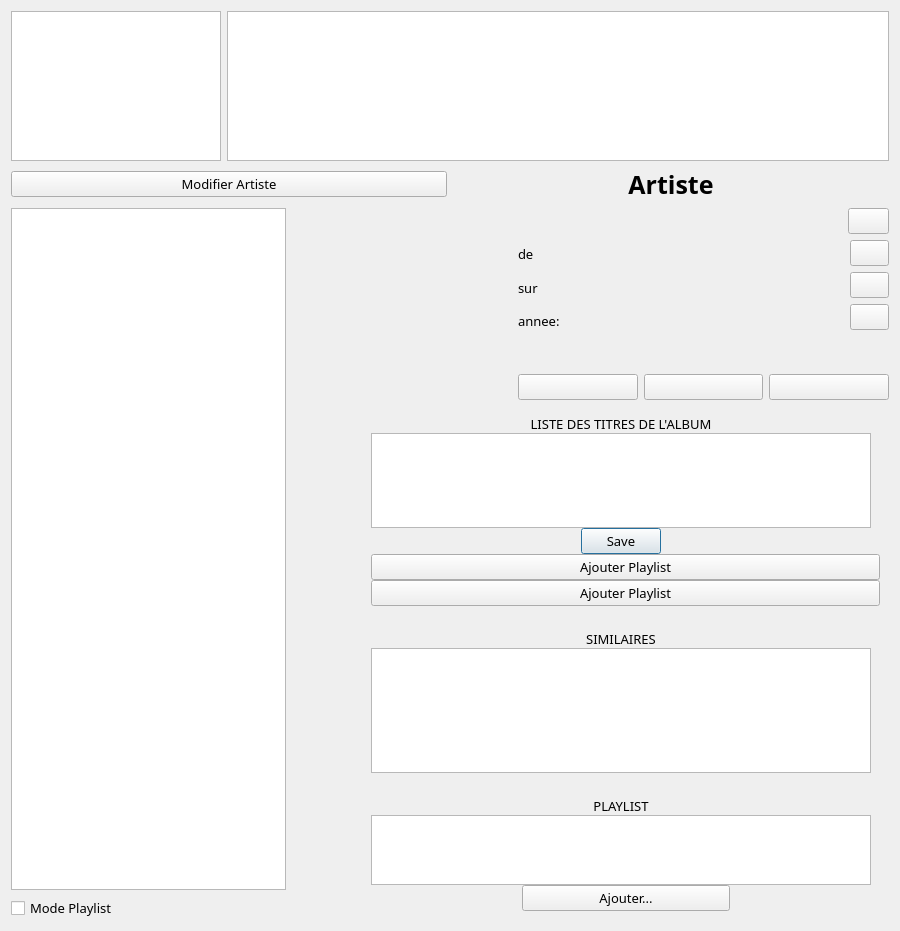
First picture: the form in projet-musique/core/ongletmp3.ui, repository toopoormaghell/projet-musique, before the edit.
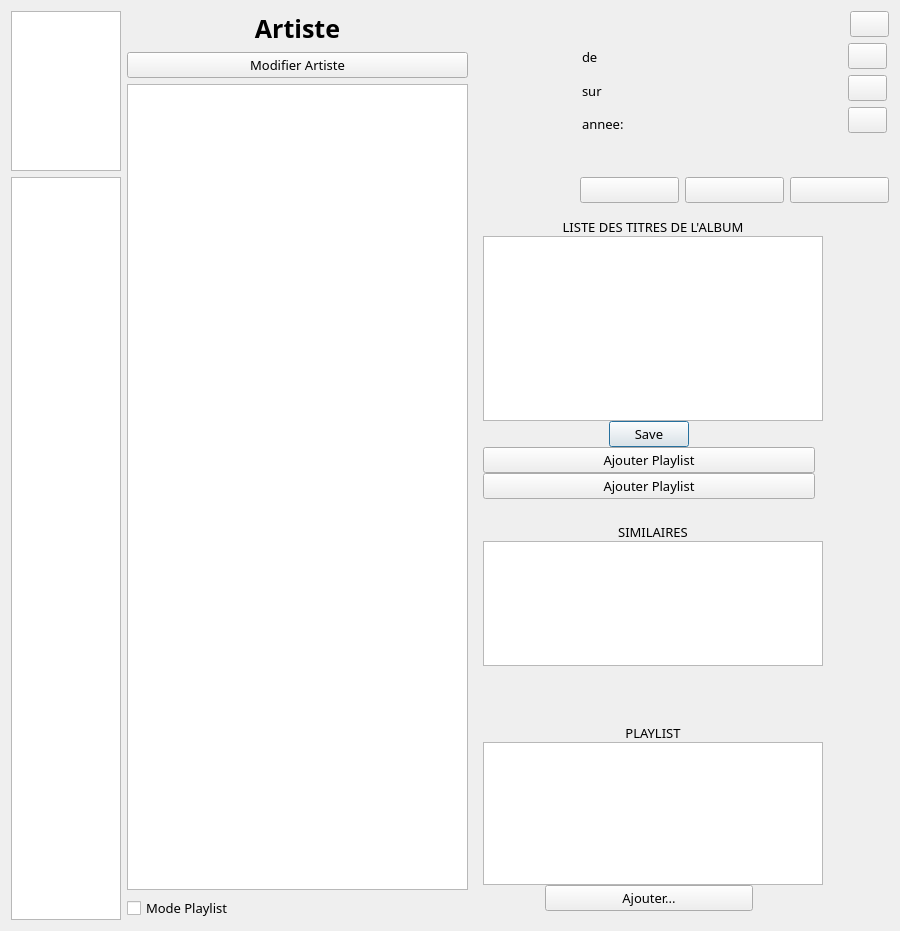
Second picture: the form after the edit. Icons and pictures are not drawn.

Commit message: Changement de design de l'onglet MP3.

```diff
--- a/projet-musique/core/ongletmp3.ui
+++ b/projet-musique/core/ongletmp3.ui
@@ -28,27 +28,30 @@
   <property name="styleSheet">
    <string notr="true"/>
   </property>
-  <layout class="QVBoxLayout" name="verticalLayout_10">
+  <layout class="QHBoxLayout" name="horizontalLayout_9">
    <item>
-    <layout class="QHBoxLayout" name="horizontalLayout">
-     <item alignment="Qt::AlignLeft|Qt::AlignTop">
+    <layout class="QVBoxLayout" name="verticalLayout_11">
+     <item>
       <widget class="QListWidget" name="Categories">
        <property name="minimumSize">
         <size>
-         <width>210</width>
-         <height>150</height>
+         <width>110</width>
+         <height>160</height>
         </size>
        </property>
        <property name="maximumSize">
         <size>
-         <width>210</width>
-         <height>150</height>
+         <width>110</width>
+         <height>160</height>
         </size>
        </property>
+       <property name="alternatingRowColors">
+        <bool>false</bool>
+       </property>
        <property name="iconSize">
         <size>
-         <width>50</width>
-         <height>50</height>
+         <width>5</width>
+         <height>5</height>
         </size>
        </property>
        <property name="movement">
@@ -57,8 +60,17 @@
        <property name="resizeMode">
         <enum>QListView::Adjust</enum>
        </property>
+       <property name="gridSize">
+        <size>
+         <width>30</width>
+         <height>15</height>
+        </size>
+       </property>
        <property name="viewMode">
-        <enum>QListView::IconMode</enum>
+        <enum>QListView::ListMode</enum>
+       </property>
+       <property name="modelColumn">
+        <number>0</number>
        </property>
        <property name="uniformItemSizes">
         <bool>false</bool>
@@ -69,14 +81,14 @@
       <widget class="QListWidget" name="ArtistesAnnees">
        <property name="minimumSize">
         <size>
-         <width>0</width>
-         <height>150</height>
+         <width>110</width>
+         <height>0</height>
         </size>
        </property>
        <property name="maximumSize">
         <size>
-         <width>16777215</width>
-         <height>150</height>
+         <width>110</width>
+         <height>16777215</height>
         </size>
        </property>
        <property name="verticalScrollBarPolicy">
@@ -93,15 +105,15 @@
        </property>
        <property name="iconSize">
         <size>
-         <width>105</width>
-         <height>105</height>
+         <width>85</width>
+         <height>85</height>
         </size>
        </property>
        <property name="movement">
         <enum>QListView::Static</enum>
        </property>
        <property name="flow">
-        <enum>QListView::LeftToRight</enum>
+        <enum>QListView::TopToBottom</enum>
        </property>
        <property name="isWrapping" stdset="0">
         <bool>false</bool>
@@ -123,14 +135,9 @@
     </layout>
    </item>
    <item>
-    <layout class="QHBoxLayout" name="horizontalLayout_7">
+    <layout class="QHBoxLayout" name="horizontalLayout_4">
      <item>
-      <widget class="QPushButton" name="ModifierArtiste">
-       <property name="text">
-        <string>Modifier Artiste</string>
-       </property>
-      </widget>
-     </item>
+      <layout class="QVBoxLayout" name="verticalLayout">
      <item>
       <widget class="QLabel" name="Artiste">
        <property name="font">
@@ -151,12 +158,13 @@
        </property>
       </widget>
      </item>
-    </layout>
-   </item>
-   <item>
-    <layout class="QHBoxLayout" name="horizontalLayout_4">
-     <item>
-      <layout class="QVBoxLayout" name="verticalLayout">
+       <item>
+        <widget class="QPushButton" name="ModifierArtiste">
+         <property name="text">
+          <string>Modifier Artiste</string>
+         </property>
+        </widget>
+       </item>
        <item>
         <widget class="QTableWidget" name="AlbumsTitres">
          <property name="maximumSize">
@@ -242,22 +250,6 @@
        </item>
       </layout>
      </item>
-     <item>
-      <spacer name="horizontalSpacer_3">
-       <property name="orientation">
-        <enum>Qt::Horizontal</enum>
-       </property>
-       <property name="sizeType">
-        <enum>QSizePolicy::Fixed</enum>
-       </property>
-       <property name="sizeHint" stdset="0">
-        <size>
-         <width>70</width>
-         <height>20</height>
-        </size>
-       </property>
-      </spacer>
-     </item>
      <item>
       <layout class="QVBoxLayout" name="verticalLayout_4">
        <property name="sizeConstraint">
@@ -269,13 +261,13 @@
           <widget class="QLabel" name="Titre">
            <property name="minimumSize">
             <size>
-             <width>480</width>
+             <width>370</width>
              <height>0</height>
             </size>
            </property>
            <property name="maximumSize">
             <size>
-             <width>480</width>
+             <width>370</width>
              <height>16777215</height>
             </size>
            </property>
@@ -324,14 +316,14 @@
           <widget class="QLabel" name="Pochette">
            <property name="minimumSize">
             <size>
-             <width>150</width>
-             <height>150</height>
+             <width>100</width>
+             <height>100</height>
             </size>
            </property>
            <property name="maximumSize">
             <size>
-             <width>150</width>
-             <height>150</height>
+             <width>100</width>
+             <height>100</height>
             </size>
            </property>
            <property name="accessibleName">
@@ -432,13 +424,13 @@
                 <widget class="QLabel" name="NomArtiste">
                  <property name="minimumSize">
                   <size>
-                   <width>270</width>
+                   <width>200</width>
                    <height>0</height>
                   </size>
                  </property>
                  <property name="maximumSize">
                   <size>
-                   <width>270</width>
+                   <width>200</width>
                    <height>16777215</height>
                   </size>
                  </property>
@@ -451,13 +443,13 @@
                 <widget class="QLabel" name="NomAlbum">
                  <property name="minimumSize">
                   <size>
-                   <width>270</width>
+                   <width>200</width>
                    <height>0</height>
                   </size>
                  </property>
                  <property name="maximumSize">
                   <size>
-                   <width>270</width>
+                   <width>200</width>
                    <height>16777215</height>
                   </size>
                  </property>
@@ -470,13 +462,13 @@
                 <widget class="QLabel" name="Annee">
                  <property name="minimumSize">
                   <size>
-                   <width>270</width>
+                   <width>200</width>
                    <height>0</height>
                   </size>
                  </property>
                  <property name="maximumSize">
                   <size>
-                   <width>270</width>
+                   <width>200</width>
                    <height>16777215</height>
                   </size>
                  </property>
@@ -489,13 +481,13 @@
                 <widget class="QLabel" name="Mp3Phys">
                  <property name="minimumSize">
                   <size>
-                   <width>270</width>
+                   <width>200</width>
                    <height>0</height>
                   </size>
                  </property>
                  <property name="maximumSize">
                   <size>
-                   <width>270</width>
+                   <width>200</width>
                    <height>16777215</height>
                   </size>
                  </property>
@@ -678,7 +670,7 @@
         <widget class="QWidget" name="TitresAlb" native="true">
          <property name="maximumSize">
           <size>
-           <width>550</width>
+           <width>350</width>
            <height>16777215</height>
           </size>
          </property>
@@ -690,13 +682,13 @@
            <widget class="QLabel" name="label_10">
             <property name="minimumSize">
              <size>
-              <width>500</width>
+              <width>340</width>
               <height>0</height>
              </size>
             </property>
             <property name="maximumSize">
              <size>
-              <width>500</width>
+              <width>340</width>
               <height>16777215</height>
              </size>
             </property>
@@ -718,13 +710,13 @@
            <widget class="QListWidget" name="Titres">
             <property name="minimumSize">
              <size>
-              <width>500</width>
+              <width>340</width>
               <height>0</height>
              </size>
             </property>
             <property name="maximumSize">
              <size>
-              <width>500</width>
+              <width>340</width>
               <height>200</height>
              </size>
             </property>
@@ -773,7 +765,7 @@
         <widget class="QWidget" name="Simi" native="true">
          <property name="maximumSize">
           <size>
-           <width>550</width>
+           <width>350</width>
            <height>16777215</height>
           </size>
          </property>
@@ -785,13 +777,13 @@
            <widget class="QLabel" name="label_8">
             <property name="minimumSize">
              <size>
-              <width>500</width>
+              <width>340</width>
               <height>0</height>
              </size>
             </property>
             <property name="maximumSize">
              <size>
-              <width>500</width>
+              <width>340</width>
               <height>16777215</height>
              </size>
             </property>
@@ -813,13 +805,13 @@
            <widget class="QListWidget" name="Similaires">
             <property name="minimumSize">
              <size>
-              <width>500</width>
+              <width>340</width>
               <height>125</height>
              </size>
             </property>
             <property name="maximumSize">
              <size>
-              <width>500</width>
+              <width>340</width>
               <height>125</height>
              </size>
             </property>
@@ -860,7 +852,7 @@
         <widget class="QWidget" name="Play" native="true">
          <property name="maximumSize">
           <size>
-           <width>550</width>
+           <width>350</width>
            <height>16777215</height>
           </size>
          </property>
@@ -872,13 +864,13 @@
            <widget class="QLabel" name="label_9">
             <property name="minimumSize">
              <size>
-              <width>500</width>
+              <width>340</width>
               <height>0</height>
              </size>
             </property>
             <property name="maximumSize">
              <size>
-              <width>500</width>
+              <width>340</width>
               <height>16777215</height>
              </size>
             </property>
@@ -900,13 +892,13 @@
            <widget class="QListWidget" name="Playlists">
             <property name="minimumSize">
              <size>
-              <width>500</width>
+              <width>340</width>
               <height>0</height>
              </size>
             </property>
             <property name="maximumSize">
              <size>
-              <width>500</width>
+              <width>340</width>
               <height>150</height>
              </size>
             </property>
@@ -974,6 +966,9 @@
      </item>
     </layout>
    </item>
+   <item>
+    <layout class="QVBoxLayout" name="verticalLayout_10"/>
+   </item>
   </layout>
  </widget>
  <resources>
```
Left out of the diff: 6 changed lines with no effect on the pictures. Lines whose indentation alone changed are shown as unchanged. The commit also changes 1 other file.
